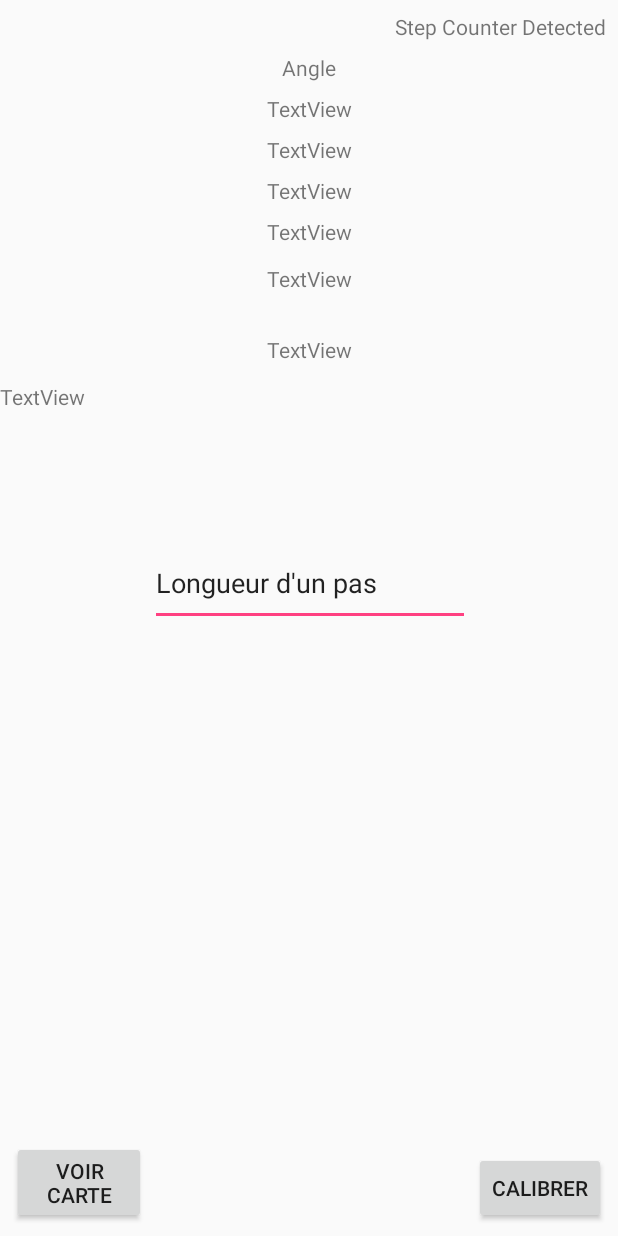
After one commit to DylanBrault/ProjetIngenieurHOJA, an Android app: the layout activity_reconnaissance.xml on its own in the app's theme, with its tools: preview values and no code run, on a phone screen of 412 x 824 dp. The commit adds this screen. Run offline under Robolectric (Android 15) with nearby library versions, the light colour scheme and no system bars.

Commit message:
Obstacle class + popup longueur pas

```diff
--- a/Compass/app/src/main/res/layout/activity_enregistrement_parcours.xml
+++ b/Compass/app/src/main/res/layout/activity_enregistrement_parcours.xml
@@ -23,7 +23,8 @@
         android:layout_alignStart="@+id/finparcours"
         android:layout_below="@+id/commencer"
         android:layout_marginTop="1dp"
-        android:text="Ajouter Obstacle" />
+        android:text="Ajouter Obstacle"
+        android:onClick="ajouterObstacle"/>
 
     <Button
         android:id="@+id/finparcours"
--- /dev/null
+++ b/Compass/app/src/main/res/layout/activity_reconnaissance.xml
@@ -0,0 +1,167 @@
+<?xml version="1.0" encoding="utf-8"?>
+<android.support.constraint.ConstraintLayout xmlns:android="http://schemas.android.com/apk/res/android"
+    xmlns:app="http://schemas.android.com/apk/res-auto"
+    xmlns:tools="http://schemas.android.com/tools"
+    android:id="@+id/Gx"
+    android:layout_width="match_parent"
+    android:layout_height="match_parent"
+    tools:context="com.example.timotemalherbe.compass.Reconnaissance">
+
+    <TextView
+        android:id="@+id/counter"
+        android:layout_width="wrap_content"
+        android:layout_height="wrap_content"
+        android:layout_marginEnd="8dp"
+        android:layout_marginTop="8dp"
+        android:text="Step Counter Detected"
+        app:layout_constraintEnd_toEndOf="parent"
+        app:layout_constraintLeft_toLeftOf="parent"
+        app:layout_constraintTop_toTopOf="parent" />
+
+    <TextView
+        android:id="@+id/boussole"
+        android:layout_width="wrap_content"
+        android:layout_height="wrap_content"
+        android:layout_marginEnd="8dp"
+        android:layout_marginStart="8dp"
+        android:layout_marginTop="8dp"
+        android:text="Angle"
+        app:layout_constraintEnd_toEndOf="parent"
+        app:layout_constraintStart_toStartOf="parent"
+        app:layout_constraintTop_toBottomOf="@+id/counter" />
+
+    <TextView
+        android:id="@+id/Ax"
+        android:layout_width="wrap_content"
+        android:layout_height="wrap_content"
+        android:layout_marginEnd="8dp"
+        android:layout_marginStart="8dp"
+        android:layout_marginTop="8dp"
+        android:text="TextView"
+        app:layout_constraintEnd_toEndOf="parent"
+        app:layout_constraintStart_toStartOf="parent"
+        app:layout_constraintTop_toBottomOf="@+id/boussole" />
+
+    <TextView
+        android:id="@+id/Ay"
+        android:layout_width="wrap_content"
+        android:layout_height="wrap_content"
+        android:layout_marginEnd="8dp"
+        android:layout_marginStart="8dp"
+        android:layout_marginTop="8dp"
+        android:text="TextView"
+        app:layout_constraintEnd_toEndOf="parent"
+        app:layout_constraintStart_toStartOf="parent"
+        app:layout_constraintTop_toBottomOf="@+id/Ax" />
+
+    <TextView
+        android:id="@+id/Az"
+        android:layout_width="wrap_content"
+        android:layout_height="wrap_content"
+        android:layout_marginEnd="8dp"
+        android:layout_marginStart="8dp"
+        android:layout_marginTop="8dp"
+        android:text="TextView"
+        app:layout_constraintEnd_toEndOf="parent"
+        app:layout_constraintStart_toStartOf="parent"
+        app:layout_constraintTop_toBottomOf="@+id/Ay" />
+
+    <TextView
+        android:id="@+id/hTW"
+        android:layout_width="wrap_content"
+        android:layout_height="wrap_content"
+        android:layout_marginEnd="8dp"
+        android:layout_marginStart="8dp"
+        android:layout_marginTop="8dp"
+        android:text="TextView"
+        app:layout_constraintEnd_toEndOf="parent"
+        app:layout_constraintStart_toStartOf="parent"
+        app:layout_constraintTop_toBottomOf="@+id/Az" />
+
+    <TextView
+        android:id="@+id/Gyrox"
+        android:layout_width="wrap_content"
+        android:layout_height="wrap_content"
+        android:layout_marginEnd="8dp"
+        android:layout_marginStart="8dp"
+        android:layout_marginTop="12dp"
+        android:text="TextView"
+        app:layout_constraintEnd_toEndOf="parent"
+        app:layout_constraintStart_toStartOf="parent"
+        app:layout_constraintTop_toBottomOf="@+id/hTW" />
+
+    <TextView
+        android:id="@+id/Gy"
+        android:layout_width="wrap_content"
+        android:layout_height="15dp"
+        android:layout_marginEnd="8dp"
+        android:layout_marginStart="8dp"
+        android:text="TextView"
+        app:layout_constraintBottom_toTopOf="parent"
+        app:layout_constraintEnd_toEndOf="parent"
+        app:layout_constraintStart_toStartOf="parent"
+        app:layout_constraintTop_toBottomOf="@+id/Gyrox"
+        app:layout_constraintVertical_bias="0.0" />
+
+    <TextView
+        android:id="@+id/Gz"
+        android:layout_width="wrap_content"
+        android:layout_height="23dp"
+        android:layout_marginEnd="8dp"
+        android:layout_marginStart="8dp"
+        android:layout_marginTop="28dp"
+        android:text="TextView"
+        app:layout_constraintEnd_toEndOf="parent"
+        app:layout_constraintStart_toStartOf="parent"
+        app:layout_constraintTop_toBottomOf="@+id/Gy" />
+
+    <Button
+        android:id="@+id/button"
+        android:layout_width="89dp"
+        android:layout_height="wrap_content"
+        android:layout_marginBottom="8dp"
+        android:layout_marginStart="8dp"
+        android:onClick="sendMessage"
+        android:text="Voir Carte"
+        app:layout_constraintBottom_toBottomOf="parent"
+        app:layout_constraintStart_toStartOf="parent" />
+
+    <Button
+        android:id="@+id/Calibrer"
+        android:layout_width="wrap_content"
+        android:layout_height="wrap_content"
+        android:layout_marginBottom="8dp"
+        android:layout_marginEnd="8dp"
+        android:text="Calibrer"
+        android:onClick="calibrate"
+        app:layout_constraintBottom_toBottomOf="parent"
+        app:layout_constraintEnd_toEndOf="parent" />
+
+    <EditText
+        android:id="@+id/editText"
+        android:layout_width="wrap_content"
+        android:layout_height="57dp"
+        android:layout_marginBottom="8dp"
+        android:layout_marginEnd="8dp"
+        android:layout_marginStart="8dp"
+        android:layout_marginTop="8dp"
+        android:ems="10"
+        android:inputType="textPersonName"
+        android:text="Longueur d'un pas"
+        app:layout_constraintBottom_toBottomOf="parent"
+        app:layout_constraintEnd_toEndOf="parent"
+        app:layout_constraintHorizontal_bias="0.505"
+        app:layout_constraintStart_toStartOf="parent"
+        app:layout_constraintTop_toBottomOf="@+id/Distance"
+        app:layout_constraintVertical_bias="0.164" />
+
+    <TextView
+        android:id="@+id/Distance"
+        android:layout_width="wrap_content"
+        android:layout_height="wrap_content"
+        android:layout_marginTop="8dp"
+        android:text="TextView"
+        app:layout_constraintTop_toBottomOf="@+id/Gz"
+        tools:layout_editor_absoluteX="131dp" />
+
+</android.support.constraint.ConstraintLayout>
```
Also changed, not shown: Compass/app/src/main/java/com/example/timotemalherbe/compass/Carte.java (added, +58 -0 lines), Compass/app/src/main/java/com/example/timotemalherbe/compass/EnregistrementParcours.java (+54 -36 lines), Compass/app/src/main/java/com/example/timotemalherbe/compass/Obstacle.java (added, +40 -0 lines), Compass/app/src/main/java/com/example/timotemalherbe/compass/ObstacleViewAdapter.java (added, +53 -0 lines), Compass/app/src/main/java/com/example/timotemalherbe/compass/Reconnaissance.java (added, +206 -0 lines), Compass/app/src/main/res/layout/activity_carte.xml (added, +18 -0 lines), Compass/app/src/main/res/layout/row_obstacle.xml (added, +32 -0 lines), 1 other file.
